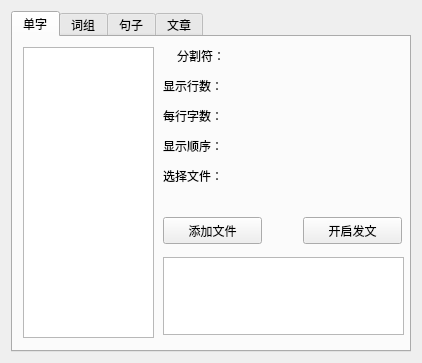
Old version of the form wfileterform.ui in the repository zhenyangze/wubigendaqi.
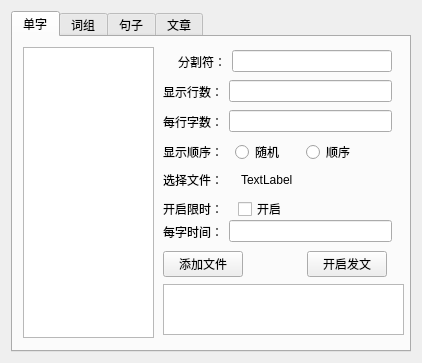
New version of the form.

```diff
--- a/wfileterform.ui
+++ b/wfileterform.ui
@@ -37,102 +37,223 @@
        <property name="geometry">
         <rect>
          <x>150</x>
-         <y>220</y>
+         <y>247</y>
          <width>241</width>
-         <height>78</height>
+         <height>51</height>
         </rect>
        </property>
       </widget>
-      <widget class="QLabel" name="label">
-       <property name="geometry">
-        <rect>
-         <x>164</x>
-         <y>10</y>
-         <width>70</width>
-         <height>17</height>
-        </rect>
-       </property>
-       <property name="text">
-        <string>分割符：</string>
-       </property>
-      </widget>
-      <widget class="QLabel" name="label_2">
+      <widget class="QWidget" name="">
        <property name="geometry">
         <rect>
          <x>150</x>
-         <y>40</y>
-         <width>71</width>
-         <height>17</height>
+         <y>157</y>
+         <width>143</width>
+         <height>30</height>
         </rect>
        </property>
-       <property name="text">
-        <string>显示行数：</string>
-       </property>
+       <layout class="QHBoxLayout" name="horizontalLayout_7">
+        <item>
+         <widget class="QLabel" name="label_6">
+          <property name="text">
+           <string>开启限时：</string>
+          </property>
+         </widget>
+        </item>
+        <item>
+         <widget class="QCheckBox" name="checkBox_dingshi">
+          <property name="text">
+           <string>开启</string>
+          </property>
+         </widget>
+        </item>
+       </layout>
       </widget>
-      <widget class="QLabel" name="label_3">
+      <widget class="QWidget" name="">
        <property name="geometry">
         <rect>
          <x>150</x>
          <y>70</y>
-         <width>81</width>
-         <height>17</height>
+         <width>229</width>
+         <height>29</height>
         </rect>
        </property>
-       <property name="text">
-        <string>每行字数：</string>
+       <layout class="QHBoxLayout" name="horizontalLayout_4">
+        <item>
+         <widget class="QLabel" name="label_3">
+          <property name="text">
+           <string>每行字数：</string>
+          </property>
+         </widget>
+        </item>
+        <item>
+         <widget class="QLineEdit" name="lineEdit_wordnum"/>
+        </item>
+       </layout>
+      </widget>
+      <widget class="QWidget" name="">
+       <property name="geometry">
+        <rect>
+         <x>150</x>
+         <y>210</y>
+         <width>224</width>
+         <height>35</height>
+        </rect>
        </property>
+       <layout class="QHBoxLayout" name="horizontalLayout_9">
+        <item>
+         <widget class="QPushButton" name="pushButton">
+          <property name="text">
+           <string>添加文件</string>
+          </property>
+         </widget>
+        </item>
+        <item>
+         <spacer name="horizontalSpacer">
+          <property name="orientation">
+           <enum>Qt::Horizontal</enum>
+          </property>
+          <property name="sizeHint" stdset="0">
+           <size>
+            <width>40</width>
+            <height>20</height>
+           </size>
+          </property>
+         </spacer>
+        </item>
+        <item>
+         <widget class="QPushButton" name="pushButton_2">
+          <property name="text">
+           <string>开启发文</string>
+          </property>
+         </widget>
+        </item>
+       </layout>
       </widget>
-      <widget class="QLabel" name="label_4">
+      <widget class="QWidget" name="">
+       <property name="geometry">
+        <rect>
+         <x>150</x>
+         <y>40</y>
+         <width>229</width>
+         <height>29</height>
+        </rect>
+       </property>
+       <layout class="QHBoxLayout" name="horizontalLayout_3">
+        <item>
+         <widget class="QLabel" name="label_2">
+          <property name="text">
+           <string>显示行数：</string>
+          </property>
+         </widget>
+        </item>
+        <item>
+         <widget class="QLineEdit" name="lineEdit_linenum"/>
+        </item>
+       </layout>
+      </widget>
+      <widget class="QWidget" name="">
+       <property name="geometry">
+        <rect>
+         <x>165</x>
+         <y>10</y>
+         <width>214</width>
+         <height>29</height>
+        </rect>
+       </property>
+       <layout class="QHBoxLayout" name="horizontalLayout_2">
+        <item>
+         <widget class="QLabel" name="label">
+          <property name="text">
+           <string>分割符：</string>
+          </property>
+         </widget>
+        </item>
+        <item>
+         <widget class="QLineEdit" name="lineEdit_fenge"/>
+        </item>
+       </layout>
+      </widget>
+      <widget class="QWidget" name="">
        <property name="geometry">
         <rect>
          <x>150</x>
          <y>100</y>
-         <width>81</width>
-         <height>17</height>
+         <width>209</width>
+         <height>30</height>
         </rect>
        </property>
-       <property name="text">
-        <string>显示顺序：</string>
-       </property>
+       <layout class="QHBoxLayout" name="horizontalLayout_5">
+        <item>
+         <widget class="QLabel" name="label_4">
+          <property name="text">
+           <string>显示顺序：</string>
+          </property>
+         </widget>
+        </item>
+        <item>
+         <widget class="QRadioButton" name="radioButton_order_suiji">
+          <property name="text">
+           <string>随机</string>
+          </property>
+         </widget>
+        </item>
+        <item>
+         <widget class="QRadioButton" name="radioButton_order_shunxu">
+          <property name="text">
+           <string>顺序</string>
+          </property>
+         </widget>
+        </item>
+       </layout>
       </widget>
-      <widget class="QLabel" name="label_5">
+      <widget class="QWidget" name="">
        <property name="geometry">
         <rect>
          <x>150</x>
          <y>130</y>
-         <width>81</width>
-         <height>17</height>
+         <width>150</width>
+         <height>25</height>
         </rect>
        </property>
-       <property name="text">
-        <string>选择文件：</string>
-       </property>
+       <layout class="QHBoxLayout" name="horizontalLayout_6">
+        <item>
+         <widget class="QLabel" name="label_5">
+          <property name="text">
+           <string>选择文件：</string>
+          </property>
+         </widget>
+        </item>
+        <item>
+         <widget class="QLabel" name="label_select_file_name">
+          <property name="text">
+           <string>TextLabel</string>
+          </property>
+         </widget>
+        </item>
+       </layout>
       </widget>
-      <widget class="QPushButton" name="pushButton">
+      <widget class="QWidget" name="">
        <property name="geometry">
         <rect>
          <x>150</x>
          <y>180</y>
-         <width>99</width>
-         <height>27</height>
+         <width>229</width>
+         <height>29</height>
         </rect>
        </property>
-       <property name="text">
-        <string>添加文件</string>
-       </property>
-      </widget>
-      <widget class="QPushButton" name="pushButton_2">
-       <property name="geometry">
-        <rect>
-         <x>290</x>
-         <y>180</y>
-         <width>99</width>
-         <height>27</height>
-        </rect>
-       </property>
-       <property name="text">
-        <string>开启发文</string>
-       </property>
+       <layout class="QHBoxLayout" name="horizontalLayout_8">
+        <item>
+         <widget class="QLabel" name="label_7">
+          <property name="text">
+           <string>每字时间：</string>
+          </property>
+         </widget>
+        </item>
+        <item>
+         <widget class="QLineEdit" name="lineEdit_time"/>
+        </item>
+       </layout>
       </widget>
      </widget>
      <widget class="QWidget" name="tab_cizu">
```
